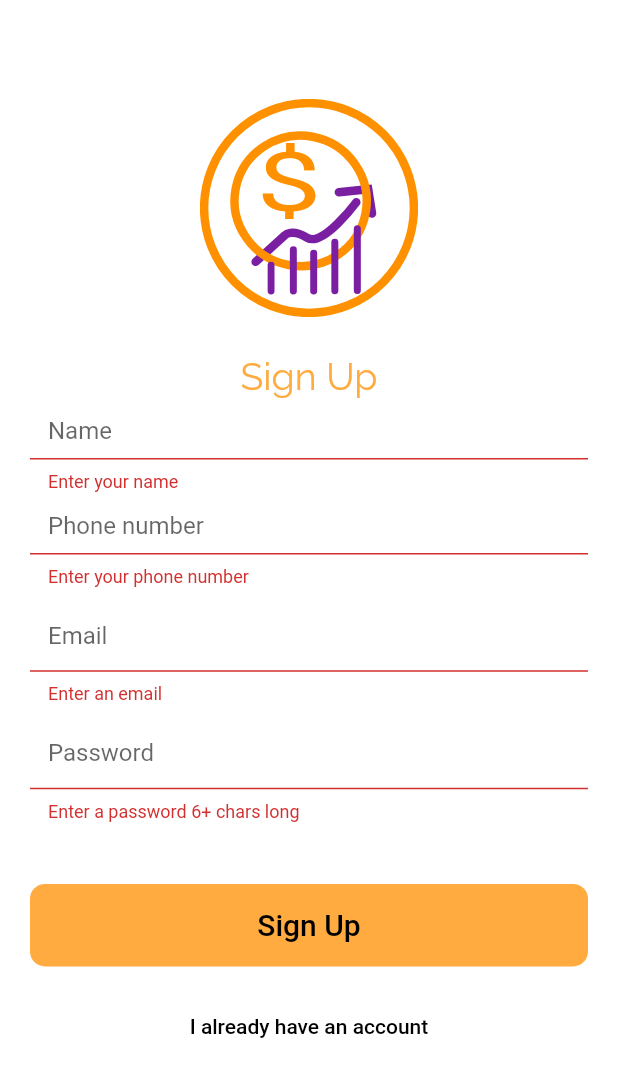
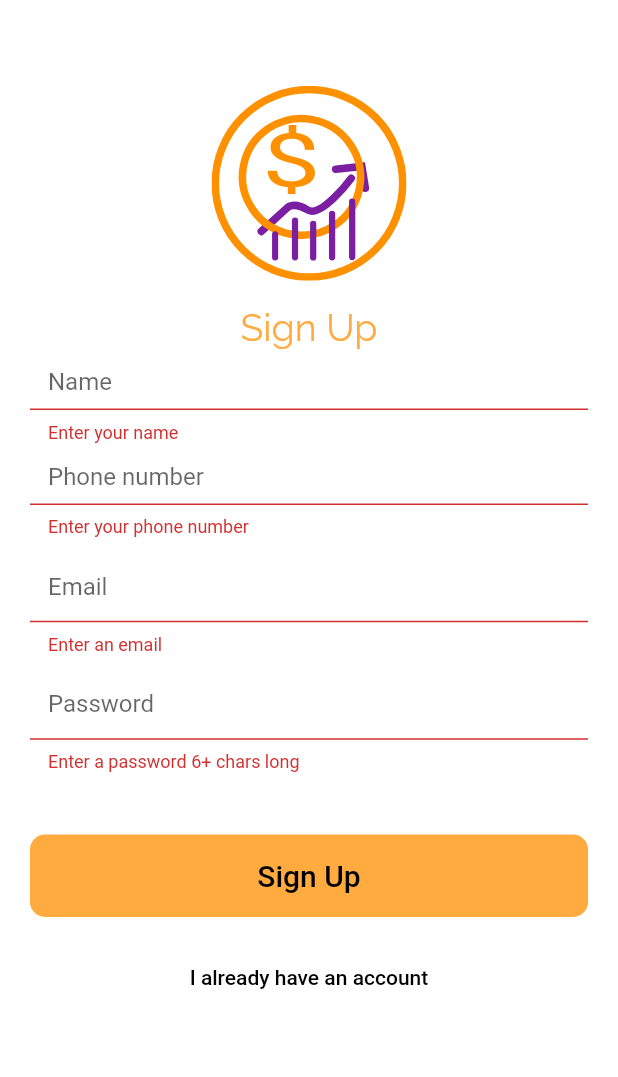
Before and after one commit to kverkholomova/finance_app, a Flutter app: the SignUp screen opened directly with empty values, after a tap on "Sign Up", on a phone screen of 412 x 824 dp. Shown: the top 1077 px of the screen. Run offline on Flutter 3.47's test engine with Material 2 defaults, Android fonts, the phone set to English and light mode, and no system bars; our stand-ins replace animated_splash_screen, cloud_firestore, firebase_auth, firebase_core, flutter_svg, google_fonts and 2 more; missing offline and left inert: cool_dropdown; accounts and stored records are empty.

Commit message:
Working on Firebase

```diff
--- a/lib/models/database.dart
+++ b/lib/models/database/database.dart
@@ -1,5 +1,5 @@
 import 'package:cloud_firestore/cloud_firestore.dart';
-import 'package:finance_app/models/users.dart';
+import 'package:finance_app/models/database/users.dart';
 
 import 'all_users.dart';
 
@@ -44,7 +44,7 @@ class DatabaseService{
     return snapshot.docs.map((doc){
       return AllUsers(
         name: doc.get('name') ?? '',
-        phone: doc.get('strength') ?? '0',
+        phone: doc.get('phone') ?? '',
         // volunteer_name: doc.get('volunteer_name') ?? '',
         // surname: doc.get('surname') ?? '',
         // phone_number: doc.get('phone_number') ?? '',
@@ -60,7 +60,7 @@ class DatabaseService{
     return UserData(
       uid: uid,
       name: snapshot.get('name'),
-      phone: snapshot.get('role'),
+      phone: snapshot.get('phone'),
 
       // volunteer_name: snapshot.get('volunteer_name'),
       // volunteer_surname: snapshot.get('volunteer_surname'),
--- a/lib/screens/sign_up.dart
+++ b/lib/screens/sign_up.dart
@@ -1,3 +1,4 @@
+import 'package:finance_app/screens/home_screen.dart';
 import 'package:finance_app/screens/sign_in.dart';
 import 'package:flutter/material.dart';
 import 'package:flutter_svg/svg.dart';
@@ -15,13 +16,13 @@ class SignUp extends StatefulWidget {
   State<SignUp> createState() => _SignUpState();
 }
 
-String user_name = '';
-String phone_number = '';
+
 
 class _SignUpState extends State<SignUp> {
 
   final AuthService _auth_vol = AuthService();
-
+  String userName = '';
+  String phoneNumber = '';
   final _formKey = GlobalKey<FormState>();
   String error = '';
   bool loading = false;
@@ -62,12 +63,14 @@ class _SignUpState extends State<SignUp> {
               children: <Widget>[
 
                 Padding(
-                  padding: EdgeInsets.only(top: MediaQuery.of(context).size.height * 0.08),
-                  child: SvgPicture.asset('assets/logo.svg'),
+                  padding: EdgeInsets.only(top: MediaQuery.of(context).size.height * 0.06),
+                  child: SizedBox(
+                      width: 130,
+                      child: SvgPicture.asset('assets/logo.svg')),
                 ),
 
                 Padding(
-                  padding: EdgeInsets.only(top: MediaQuery.of(context).size.height * 0.03),
+                  padding: EdgeInsets.only(top: MediaQuery.of(context).size.height * 0.01),
                   child: Align(
                       alignment: Alignment.center,
                       child: Text(
@@ -102,7 +105,7 @@ class _SignUpState extends State<SignUp> {
                           ? 'Enter your name'
                           : null,
                       onChanged: (val) {
-                        setState(() => user_name = val);
+                        setState(() => userName = val);
                       },
                     ),
                   ),
@@ -120,7 +123,7 @@ class _SignUpState extends State<SignUp> {
                           ? 'Enter your phone number'
                           : null,
                       onChanged: (val) {
-                        setState(() => phone_number = val);
+                        setState(() => phoneNumber = val);
                       },
                     ),
                   ),
@@ -179,14 +182,28 @@ class _SignUpState extends State<SignUp> {
 
                             if(_formKey.currentState!.validate()){
                               setState(() => loading = true);
-                              dynamic result = await _auth_vol.registerWithEmailAndPasswordVol(email, password, user_name, phone_number);
+                              dynamic result = await _auth_vol.registerWithEmailAndPasswordVol(email, password, userName, phoneNumber);
                               if(result == null) {
                                 setState(() {
                                   loading = false;
                                   error = 'Please supply a valid data';
+                                  print("AAAAAAAAAAAAAAAAAAAAAAAAAAAAAAA");
+
+                                  print(email);
+                                  print(password);
+                                  print(userName);
+                                  print(phoneNumber);
+                                  print(result);
+
                                 });
                               }
+
+                              else{
+                                Navigator.push(context,
+                                    MaterialPageRoute(builder: (context) => MyHomePage()));
+                              }
                             }
+
                           }
                       ),
                     ),
--- a/lib/wrapper.dart
+++ b/lib/wrapper.dart
@@ -4,7 +4,7 @@ import 'package:flutter/material.dart';
 import 'package:provider/provider.dart';
 
 import 'authenticate/authenticate.dart';
-import 'models/users.dart';
+import 'models/database/users.dart';
 
 class Wrapper extends StatelessWidget {
   const Wrapper({Key? key}) : super(key: key);
@@ -15,10 +15,6 @@ class Wrapper extends StatelessWidget {
     final user=Provider.of<Users?>(context);
     if (user==null){
       return Authenticate();
-    } else if(optionSignIn){
-      return MyHomePage();
-    }else if(!optionSignIn){
-      return MyHomePage();
     }
     else{
       return MyHomePage();
--- a/pubspec.yaml
+++ b/pubspec.yaml
@@ -44,6 +44,8 @@ dependencies:
   firebase_auth: ^3.6.2
   provider: ^6.0.3
   firebase_core: ^1.20.0
+  firebase_database: ^9.1.0
+  firebase_storage: ^10.3.4
 
 dev_dependencies:
   flutter_test:
```
Also changed, not shown: lib/authenticate/authenticate.dart (+0 -9 lines), lib/screens/sign_in.dart (+10 -4 lines), lib/services/auth.dart (+15 -15 lines), lib/models/database/all_users.dart (renamed from lib/models/all_users.dart), lib/models/database/users.dart (renamed from lib/models/users.dart), pubspec.lock, 1 other file.
